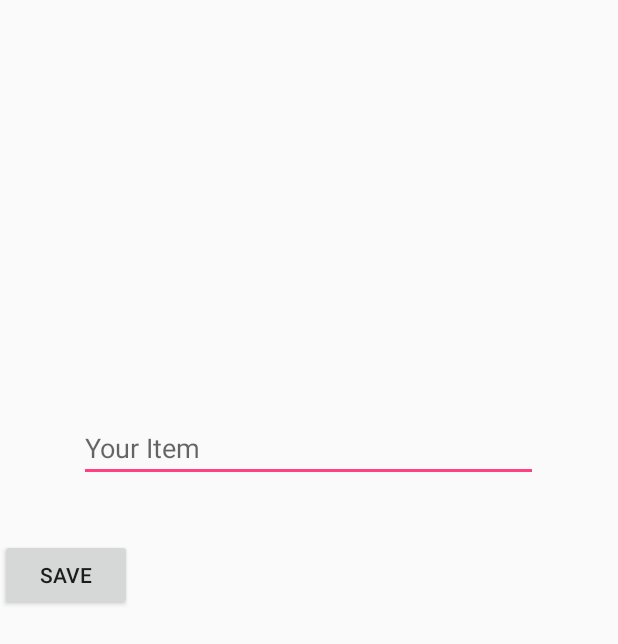
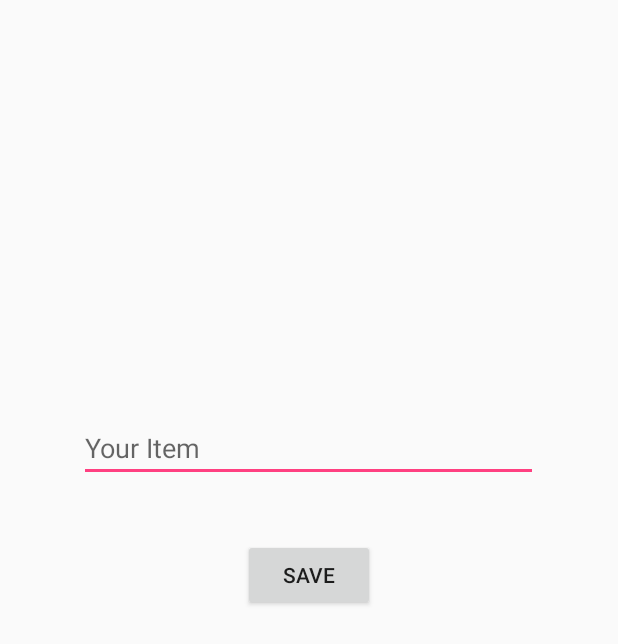
Before and after one commit to lima1756/SimpleTodoAndroid, an Android app: the layout activity_edit_item.xml on its own in the app's theme, with its tools: preview values and no code run, on a phone screen of 412 x 824 dp. Shown: the top 644 px of the screen. Run offline under Robolectric (Android 15) with nearby library versions, the phone set to English and light mode, and no system bars.

```diff
--- a/app/src/main/res/layout/activity_edit_item.xml
+++ b/app/src/main/res/layout/activity_edit_item.xml
@@ -26,10 +26,13 @@
         android:layout_width="wrap_content"
         android:layout_height="wrap_content"
         android:layout_marginBottom="8dp"
+        android:layout_marginEnd="8dp"
+        android:layout_marginStart="8dp"
         android:layout_marginTop="8dp"
         android:text="Save"
         app:layout_constraintBottom_toBottomOf="parent"
+        app:layout_constraintEnd_toEndOf="parent"
+        app:layout_constraintStart_toStartOf="parent"
         app:layout_constraintTop_toBottomOf="@+id/etItem"
-        app:layout_constraintVertical_bias="0.068"
-        tools:layout_editor_absoluteX="161dp" />
+        app:layout_constraintVertical_bias="0.068" />
 </android.support.constraint.ConstraintLayout>
```
Also changed, not shown: app/src/main/java/com/ivanmorett/simpletodo/EditItemActivity.java (+29 -1 lines), app/src/main/java/com/ivanmorett/simpletodo/MainActivity.java (+31 -9 lines), app/src/main/java/com/ivanmorett/simpletodo/Validation.java (added, +19 -0 lines).
